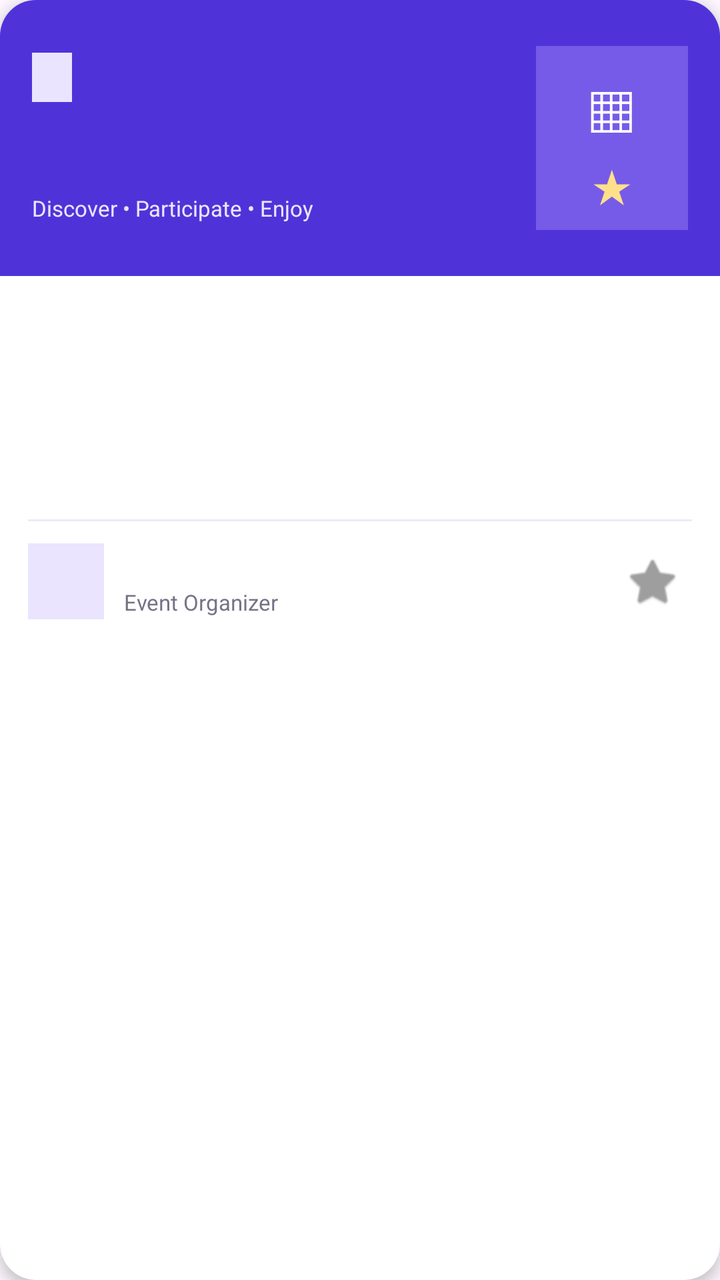
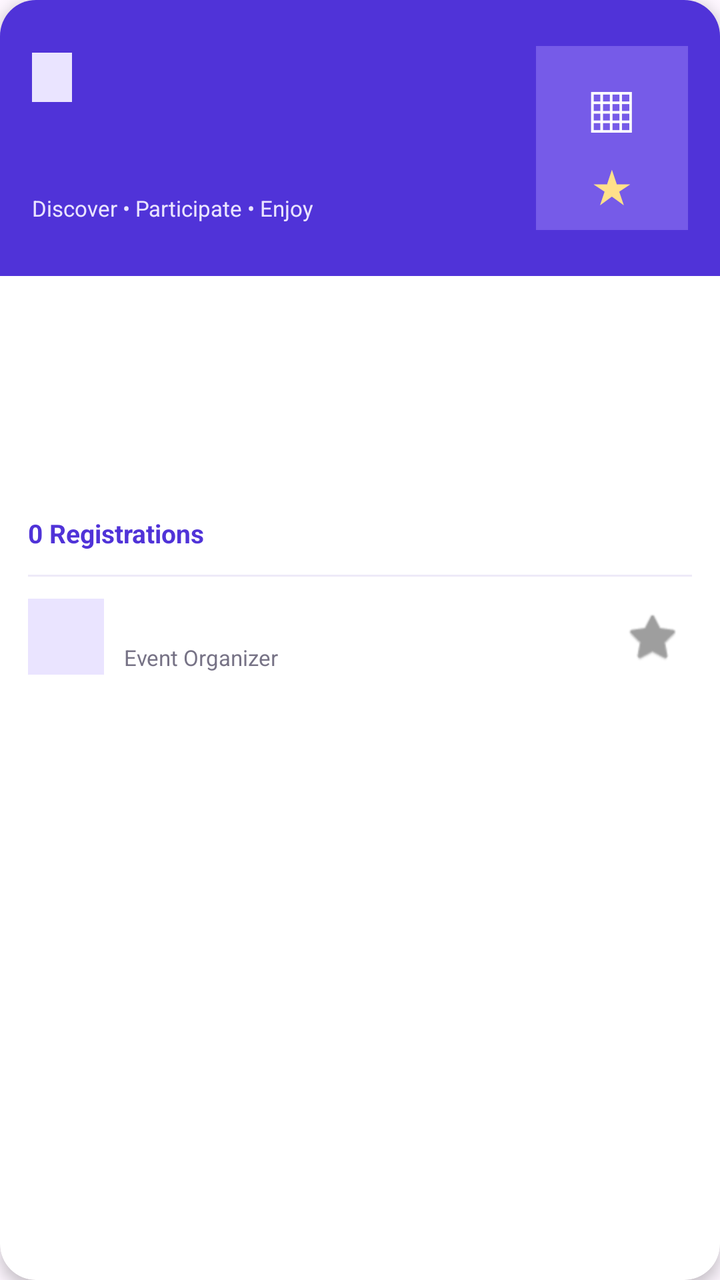

The first picture is an Android layout as it rendered before a commit; the second is the same layout after the commit. The layout source and the unified diff follow.
<!-- AndroidManifest.xml: application theme Theme.EventSphere -->
<!-- res/layout/event_item.xml -->
<?xml version="1.0" encoding="utf-8"?>
<androidx.cardview.widget.CardView
    xmlns:android="http://schemas.android.com/apk/res/android"
    xmlns:app="http://schemas.android.com/apk/res-auto"
    android:layout_width="match_parent"
    android:layout_height="wrap_content"
    android:layout_marginHorizontal="2dp"
    android:layout_marginVertical="8dp"
    app:cardBackgroundColor="#FFFFFF"
    app:cardCornerRadius="18dp"
    app:cardElevation="4dp">

    <LinearLayout
        android:layout_width="match_parent"
        android:layout_height="wrap_content"
        android:orientation="vertical">

        
        <LinearLayout
            android:layout_width="match_parent"
            android:layout_height="138dp"
            android:background="#5033D8"
            android:gravity="center_vertical"
            android:orientation="horizontal"
            android:padding="16dp">

            <LinearLayout
                android:layout_width="0dp"
                android:layout_height="match_parent"
                android:layout_weight="1"
                android:gravity="center_vertical"
                android:orientation="vertical">

                <TextView
                    android:id="@+id/tvEventCategory"
                    android:layout_width="wrap_content"
                    android:layout_height="wrap_content"
                    android:background="#EAE4FF"
                    android:paddingHorizontal="10dp"
                    android:paddingVertical="5dp"
                    android:textColor="#5033D8"
                    android:textSize="11sp"
                    android:textStyle="bold" />

                <TextView
                    android:id="@+id/tvEventTitle"
                    android:layout_width="match_parent"
                    android:layout_height="wrap_content"
                    android:layout_marginTop="10dp"
                    android:ellipsize="end"
                    android:maxLines="2"
                    android:textColor="#FFFFFF"
                    android:textSize="23sp"
                    android:textStyle="bold" />

                <TextView
                    android:layout_width="wrap_content"
                    android:layout_height="wrap_content"
                    android:layout_marginTop="5dp"
                    android:text="Discover • Participate • Enjoy"
                    android:textColor="#EAE4FF"
                    android:textSize="11sp" />

            </LinearLayout>

            
            <LinearLayout
                android:layout_width="76dp"
                android:layout_height="92dp"
                android:layout_marginStart="8dp"
                android:background="#765BE8"
                android:gravity="center"
                android:orientation="vertical">

                <TextView
                    android:layout_width="wrap_content"
                    android:layout_height="wrap_content"
                    android:text="▦"
                    android:textColor="#FFFFFF"
                    android:textSize="34sp" />

                <TextView
                    android:layout_width="wrap_content"
                    android:layout_height="wrap_content"
                    android:text="★"
                    android:textColor="#FFE08A"
                    android:textSize="23sp" />

            </LinearLayout>

        </LinearLayout>

        
        <LinearLayout
            android:layout_width="match_parent"
            android:layout_height="wrap_content"
            android:orientation="vertical"
            android:padding="14dp">

            <TextView
                android:id="@+id/tvEventDate"
                android:layout_width="match_parent"
                android:layout_height="wrap_content"
                android:textColor="#302B40"
                android:textSize="14sp" />

            <TextView
                android:id="@+id/tvEventTime"
                android:layout_width="match_parent"
                android:layout_height="wrap_content"
                android:layout_marginTop="9dp"
                android:textColor="#302B40"
                android:textSize="14sp" />

            <TextView
                android:id="@+id/tvEventVenue"
                android:layout_width="match_parent"
                android:layout_height="wrap_content"
                android:layout_marginTop="9dp"
                android:textColor="#302B40"
                android:textSize="14sp" />

            <TextView
                android:id="@+id/tvEventCity"
                android:layout_width="match_parent"
                android:layout_height="wrap_content"
                android:layout_marginStart="26dp"
                android:layout_marginTop="3dp"
                android:textColor="#777386"
                android:textSize="13sp" />

            <View
                android:layout_width="match_parent"
                android:layout_height="1dp"
                android:layout_marginTop="12dp"
                android:layout_marginBottom="10dp"
                android:background="#EEEAF8" />

            
            <LinearLayout
                android:layout_width="match_parent"
                android:layout_height="wrap_content"
                android:gravity="center_vertical"
                android:orientation="horizontal">

                <TextView
                    android:id="@+id/tvOrganizerInitial"
                    android:layout_width="38dp"
                    android:layout_height="38dp"
                    android:background="#EAE4FF"
                    android:gravity="center"
                    android:textColor="#5033D8"
                    android:textSize="17sp"
                    android:textStyle="bold" />

                <LinearLayout
                    android:layout_width="0dp"
                    android:layout_height="wrap_content"
                    android:layout_marginStart="10dp"
                    android:layout_weight="1"
                    android:orientation="vertical">

                    <TextView
                        android:id="@+id/tvOrganizerName"
                        android:layout_width="match_parent"
                        android:layout_height="wrap_content"
                        android:ellipsize="end"
                        android:maxLines="1"
                        android:textColor="#302B40"
                        android:textSize="13sp"
                        android:textStyle="bold" />

                    <TextView
                        android:layout_width="wrap_content"
                        android:layout_height="wrap_content"
                        android:layout_marginTop="3dp"
                        android:text="Event Organizer"
                        android:textColor="#777386"
                        android:textSize="11sp" />

                </LinearLayout>


                <ImageView
                    android:id="@+id/ivSave"
                    android:layout_width="40dp"
                    android:layout_height="40dp"
                    android:contentDescription="Save or unsave event"
                    android:padding="6dp"
                    android:src="@android:drawable/btn_star_big_off"
                    app:tint="#9E9E9E" />

            </LinearLayout>

        </LinearLayout>

    </LinearLayout>

</androidx.cardview.widget.CardView>
<!-- resources referenced by this layout -->
<resources>
  <style name="Theme.EventSphere" parent="Base.Theme.EventSphere" />
  <style name="Base.Theme.EventSphere" parent="Theme.Material3.DayNight.NoActionBar">
          
          
      </style>
</resources>

<!-- the commit's change to res/layout/event_item.xml (unified diff, before → after) -->
@@ -129,6 +129,18 @@
                 android:textColor="#777386"
                 android:textSize="13sp" />
 
+            
+            <TextView
+                android:id="@+id/tvEventRegistrationCount"
+                android:layout_width="wrap_content"
+                android:layout_height="wrap_content"
+                android:layout_marginTop="10dp"
+                android:text="0 Registrations"
+                android:textColor="#5033D8"
+                android:textSize="13sp"
+                android:textStyle="bold" />
+
+            
             <View
                 android:layout_width="match_parent"
                 android:layout_height="1dp"
@@ -180,7 +192,6 @@
 
                 </LinearLayout>
 
-
                 <ImageView
                     android:id="@+id/ivSave"
                     android:layout_width="40dp"
